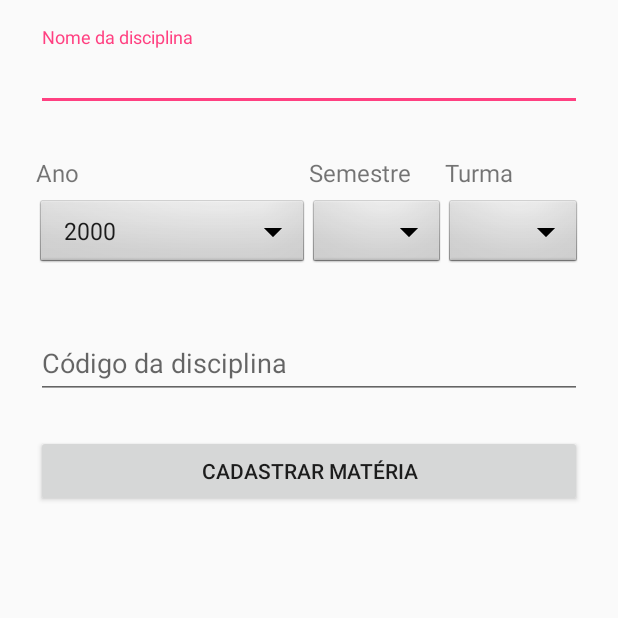
After one commit to marcelodeolive1ra/pergunte, an Android app: the CadastroMateria screen opened directly, with no data from a screen before it, on a phone screen of 412 x 824 dp, the top half of it. The commit adds this screen. Run offline under Robolectric (Android 15) with nearby library versions, the phone set to English and light mode, and no system bars; our stand-ins replace Firebase (no records; nobody signed in at launch, a user with empty details on screens opened directly); network calls fail.

Commit message:
Adicionando cadastro de materia (interface pronta)

```diff
--- a/app/src/main/AndroidManifest.xml
+++ b/app/src/main/AndroidManifest.xml
@@ -21,6 +21,8 @@
         </activity>
         <activity android:name=".MainScreen"
             android:theme="@style/AppTheme.NoActionBar"/>
+        <activity android:name=".CadastroMateria"
+            android:theme="@style/AppTheme.NoActionBar"/>
     </application>
 
 </manifest>
--- /dev/null
+++ b/app/src/main/java/mds/ufscar/pergunte/CadastroMateria.java
@@ -0,0 +1,60 @@
+package mds.ufscar.pergunte;
+
+import android.os.Bundle;
+import android.support.v7.app.AppCompatActivity;
+import android.view.Menu;
+import android.view.MenuItem;
+import android.widget.ArrayAdapter;
+import android.widget.Spinner;
+
+import com.google.firebase.auth.FirebaseAuth;
+
+import java.util.ArrayList;
+import java.util.Calendar;
+
+/**
+ * Created by Danilo on 14/01/2017.
+ */
+
+public class CadastroMateria extends AppCompatActivity {
+
+    private FirebaseAuth mAuth;
+
+    @Override
+    protected void onCreate(Bundle savedInstanceState) {
+        super.onCreate(savedInstanceState);
+        setContentView(R.layout.cadastro_materia);
+
+        // filling year dropdown button
+        ArrayList<String> years = new ArrayList<String>();
+        int thisYear = Calendar.getInstance().get(Calendar.YEAR);
+        for (int i = 2000; i <= thisYear; i++) {
+            years.add(Integer.toString(i));
+        }
+        ArrayAdapter<String> adapter = new ArrayAdapter<>(this, android.R.layout.simple_spinner_item, years);
+        Spinner spinYear = (Spinner)findViewById(R.id.spinner_ano);
+        spinYear.setAdapter(adapter);
+    }
+
+    @Override
+    public boolean onCreateOptionsMenu(Menu menu) {
+        // Inflate the menu; this adds items to the action bar if it is present.
+        getMenuInflater().inflate(R.menu.menu_main, menu);
+        return true;
+    }
+
+    @Override
+    public boolean onOptionsItemSelected(MenuItem item) {
+        // Handle action bar item clicks here. The action bar will
+        // automatically handle clicks on the Home/Up button, so long
+        // as you specify a parent activity in AndroidManifest.xml.
+        int id = item.getItemId();
+
+        //noinspection SimplifiableIfStatement
+        if (id == R.id.action_settings) {
+            mAuth.signOut();
+        }
+
+        return super.onOptionsItemSelected(item);
+    }
+}
--- a/app/src/main/java/mds/ufscar/pergunte/MainScreen.java
+++ b/app/src/main/java/mds/ufscar/pergunte/MainScreen.java
@@ -4,7 +4,6 @@ import android.content.Intent;
 import android.os.Bundle;
 import android.support.annotation.NonNull;
 import android.support.design.widget.FloatingActionButton;
-import android.support.design.widget.Snackbar;
 import android.support.design.widget.TabLayout;
 import android.support.v4.app.Fragment;
 import android.support.v4.app.FragmentManager;
@@ -71,8 +70,10 @@ public class MainScreen extends AppCompatActivity {
         fab.setOnClickListener(new View.OnClickListener() {
             @Override
             public void onClick(View view) {
-                Snackbar.make(view, "Replace with your own action", Snackbar.LENGTH_LONG)
-                        .setAction("Action", null).show();
+                if (mProfessor) {
+                    Intent cadastroMateria = new Intent(MainScreen.this, CadastroMateria.class);
+                    startActivity(cadastroMateria);
+                }
             }
         });
 
--- /dev/null
+++ b/app/src/main/res/layout/cadastro_materia.xml
@@ -0,0 +1,109 @@
+<?xml version="1.0" encoding="utf-8"?>
+<ScrollView
+    xmlns:android="http://schemas.android.com/apk/res/android"
+    android:layout_width="fill_parent"
+    android:layout_height="fill_parent"
+    android:fitsSystemWindows="true">
+
+    <LinearLayout
+        android:orientation="vertical"
+        android:layout_width="match_parent"
+        android:layout_height="wrap_content"
+        android:paddingTop="10dp"
+        android:paddingLeft="24dp"
+        android:paddingRight="24dp">
+
+        <!--  Name Label -->
+        <android.support.design.widget.TextInputLayout
+            android:layout_width="match_parent"
+            android:layout_height="wrap_content"
+            android:layout_marginTop="8dp"
+            android:layout_marginBottom="30dp">
+            <EditText android:id="@+id/input_name"
+                android:layout_width="match_parent"
+                android:layout_height="wrap_content"
+                android:inputType="textCapWords"
+                android:hint="Nome da disciplina" />
+        </android.support.design.widget.TextInputLayout>
+
+        <!--  Colocando labels lado a lado -->
+        <LinearLayout
+            android:id="@+id/LinearLayout02"
+            android:layout_height="wrap_content"
+            android:layout_width="fill_parent"
+            android:layout_alignParentBottom="true">
+            <TextView android:id="@+id/label_ano"
+                android:layout_width="0dp"
+                android:layout_height="wrap_content"
+                android:layout_weight="2"
+                android:layout_marginBottom="5dp"
+                android:text="Ano"
+                android:textSize="16dip"/>
+            <TextView android:id="@+id/label_semestre"
+                android:layout_width="0dp"
+                android:layout_height="wrap_content"
+                android:layout_weight="1"
+                android:layout_marginBottom="5dp"
+                android:text="Semestre"
+                android:textSize="16dip"/>
+            <TextView android:id="@+id/label_turma"
+                android:layout_width="0dp"
+                android:layout_height="wrap_content"
+                android:layout_weight="1"
+                android:layout_marginBottom="5dp"
+                android:text="Turma"
+                android:textSize="16dip"/>
+        </LinearLayout>
+        <!--  Colocando spinners lado a lado -->
+        <LinearLayout
+            android:id="@+id/LinearLayout03"
+            android:layout_height="wrap_content"
+            android:layout_width="fill_parent"
+            android:layout_alignParentBottom="true"
+            android:layout_marginBottom="30dp">
+            <Spinner
+                android:id="@+id/spinner_ano"
+                android:layout_width="0dp"
+                android:layout_height="wrap_content"
+                android:layout_weight="2"
+                android:background="@android:drawable/btn_dropdown"
+                android:spinnerMode="dropdown" />
+            <Spinner
+                android:id="@+id/spinner_semestre"
+                android:layout_width="0dp"
+                android:layout_height="wrap_content"
+                android:layout_weight="1"
+                android:background="@android:drawable/btn_dropdown"
+                android:spinnerMode="dropdown" />
+            <Spinner
+                android:id="@+id/spinner_turma"
+                android:layout_width="0dp"
+                android:layout_height="wrap_content"
+                android:layout_weight="1"
+                android:background="@android:drawable/btn_dropdown"
+                android:spinnerMode="dropdown" />
+        </LinearLayout>
+
+        <android.support.design.widget.TextInputLayout
+            android:layout_width="match_parent"
+            android:layout_height="wrap_content"
+            android:layout_weight="2">
+            <EditText android:id="@+id/input_codigo"
+                android:layout_width="match_parent"
+                android:layout_height="wrap_content"
+                android:inputType="text"
+                android:hint="Código da disciplina" />
+        </android.support.design.widget.TextInputLayout>
+
+        <!-- Cadastrar matéria Button -->
+        <android.support.v7.widget.AppCompatButton
+            android:id="@+id/btn_cadastrar"
+            android:layout_width="fill_parent"
+            android:layout_height="wrap_content"
+            android:layout_marginTop="24dp"
+            android:layout_marginBottom="24dp"
+            android:padding="12dp"
+            android:text="Cadastrar Matéria"/>
+
+    </LinearLayout>
+</ScrollView>
```
